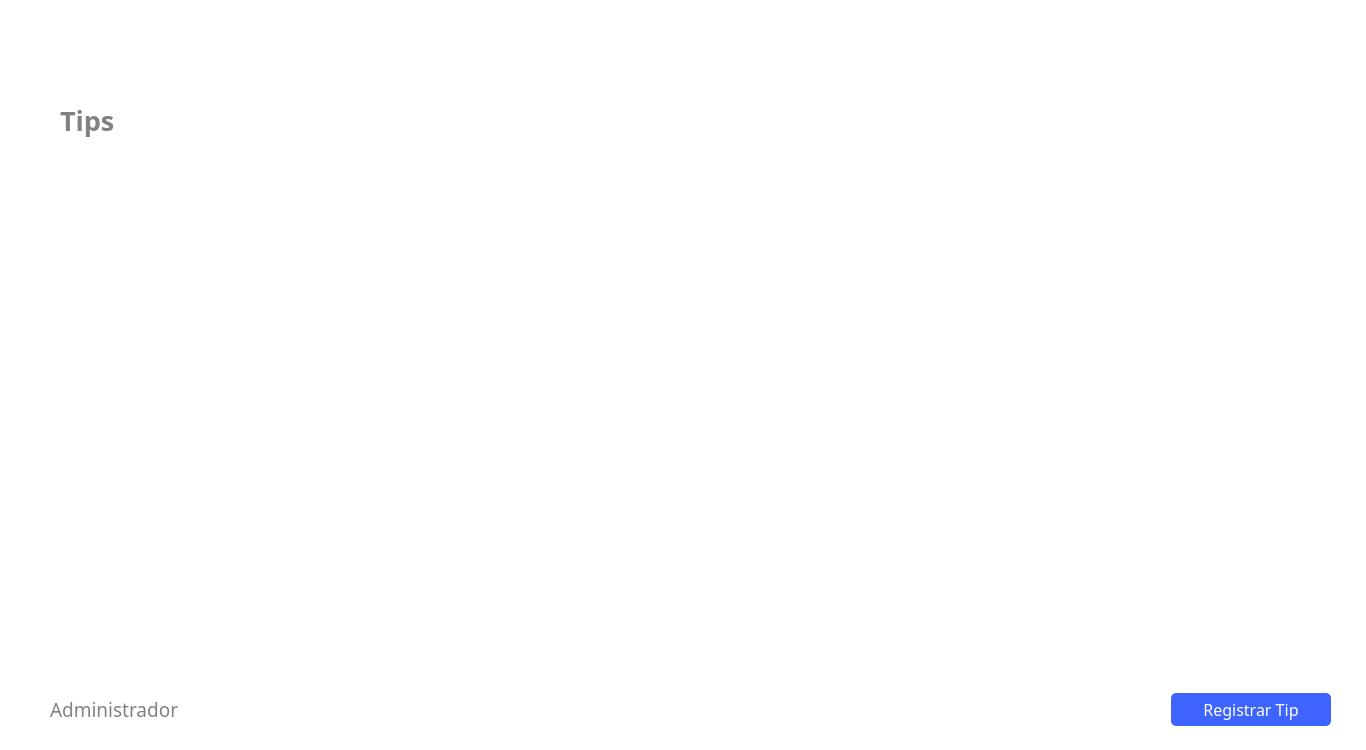
MrDanielG/Hospital-SCRUM, file hospital-Core/Widgets/Administrador/administrador_gestionar_tips.ui: the form before one commit.
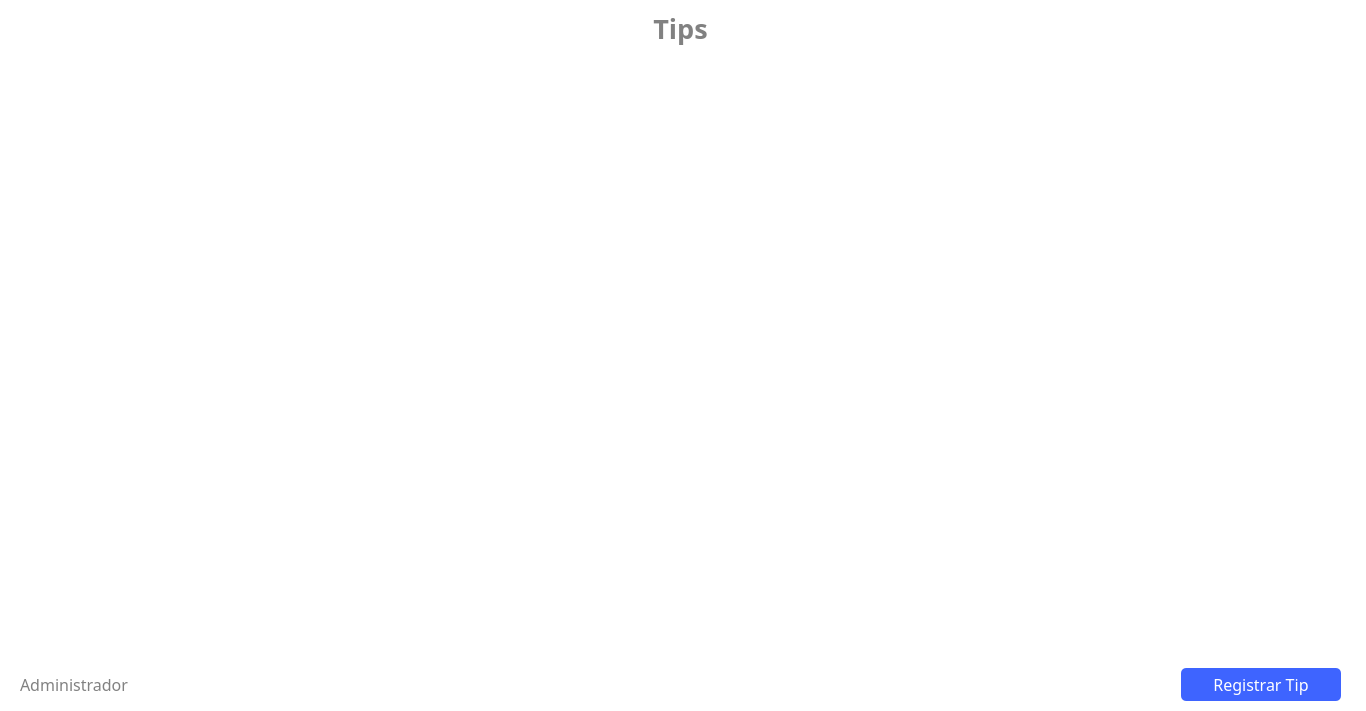
The form after the commit.

Patch:
```diff
--- a/hospital-Core/Widgets/Administrador/administrador_gestionar_tips.ui
+++ b/hospital-Core/Widgets/Administrador/administrador_gestionar_tips.ui
@@ -7,7 +7,7 @@
     <x>0</x>
     <y>0</y>
     <width>1366</width>
-    <height>750</height>
+    <height>711</height>
    </rect>
   </property>
   <property name="windowTitle">
@@ -29,15 +29,40 @@
     <string/>
    </property>
   </widget>
+  <widget class="QWidget" name="">
+   <property name="geometry">
+    <rect>
+     <x>20</x>
+     <y>10</y>
+     <width>1321</width>
+     <height>691</height>
+    </rect>
+   </property>
+   <layout class="QVBoxLayout" name="verticalLayout">
+    <item>
+     <widget class="QLabel" name="label_3">
+      <property name="font">
+       <font>
+        <family>Montserrat SemiBold</family>
+        <pointsize>20</pointsize>
+        <weight>75</weight>
+        <bold>true</bold>
+       </font>
+      </property>
+      <property name="styleSheet">
+       <string notr="true">border: none;
+color: #818181;</string>
+      </property>
+      <property name="text">
+       <string>Tips</string>
+      </property>
+      <property name="alignment">
+       <set>Qt::AlignCenter</set>
+      </property>
+     </widget>
+    </item>
+    <item>
   <widget class="QScrollArea" name="scrollArea">
-   <property name="geometry">
-    <rect>
-     <x>40</x>
-     <y>160</y>
-     <width>1291</width>
-     <height>521</height>
-    </rect>
-   </property>
    <property name="minimumSize">
     <size>
      <width>0</width>
@@ -71,8 +96,8 @@
      <rect>
       <x>0</x>
       <y>0</y>
-      <width>1291</width>
-      <height>521</height>
+         <width>1319</width>
+         <height>604</height>
      </rect>
     </property>
     <property name="cursor">
@@ -92,47 +117,15 @@
     </layout>
    </widget>
   </widget>
-  <widget class="QLabel" name="label_3">
-   <property name="geometry">
-    <rect>
-     <x>60</x>
-     <y>100</y>
-     <width>138</width>
-     <height>41</height>
-    </rect>
-   </property>
-   <property name="font">
-    <font>
-     <family>Montserrat SemiBold</family>
-     <pointsize>20</pointsize>
-     <weight>75</weight>
-     <bold>true</bold>
-    </font>
-   </property>
-   <property name="styleSheet">
-    <string notr="true">border: none;
-color: #818181;</string>
-   </property>
-   <property name="text">
-    <string>Tips</string>
-   </property>
-  </widget>
-  <widget class="QWidget" name="layoutWidget_2">
-   <property name="geometry">
-    <rect>
-     <x>50</x>
-     <y>690</y>
-     <width>1281</width>
-     <height>39</height>
-    </rect>
-   </property>
+    </item>
+    <item>
    <layout class="QHBoxLayout" name="horizontalLayout_3">
     <item>
      <widget class="QLabel" name="label_4">
       <property name="font">
        <font>
         <family>Montserrat</family>
-        <pointsize>14</pointsize>
+          <pointsize>12</pointsize>
         <weight>50</weight>
         <bold>false</bold>
        </font>
@@ -198,6 +191,8 @@
        <string>Registrar Tip</string>
       </property>
      </widget>
+      </item>
+     </layout>
     </item>
    </layout>
   </widget>
```
Lines whose indentation alone changed are shown as unchanged.
